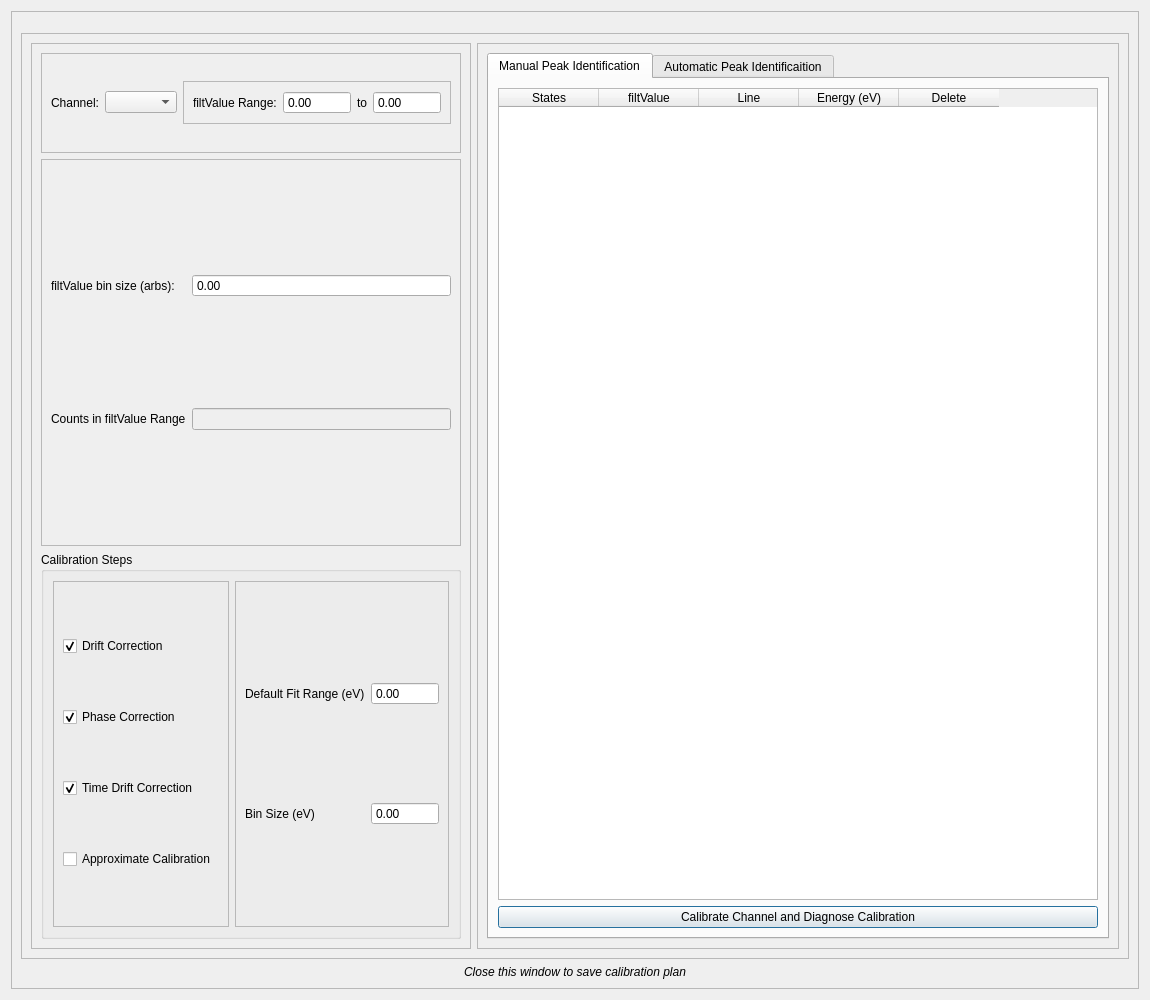
First picture: the form in massGui/ui/ChannelBrowser.ui, repository gmondee/massGui, before the edit.
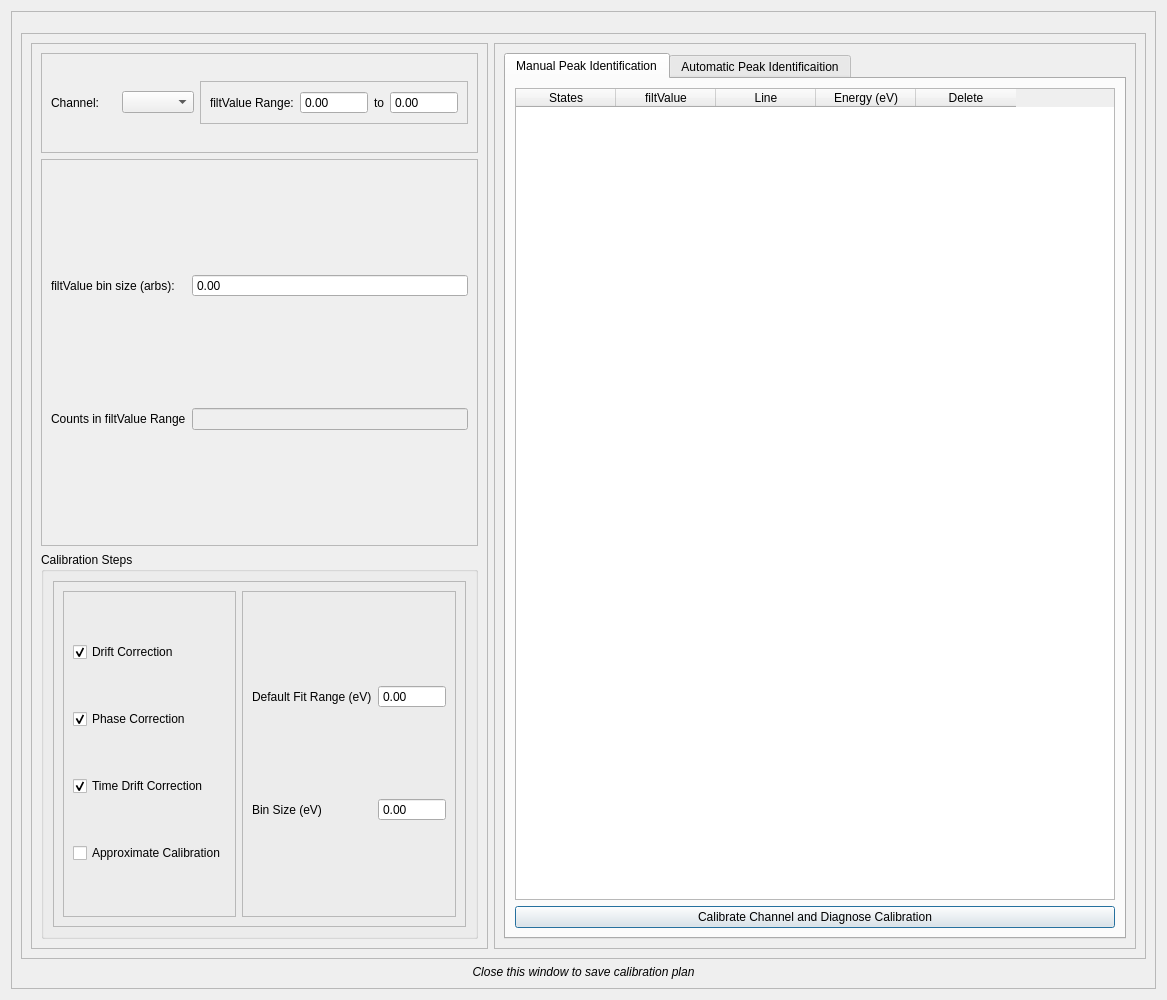
Second picture: the form after the edit. Custom widgets are drawn as their Qt base class.

Commit message: 5lag working for single channel

Patch:
```diff
--- a/massGui/ui/ChannelBrowser.ui
+++ b/massGui/ui/ChannelBrowser.ui
@@ -244,7 +244,16 @@
               <property name="title">
                <string>Calibration Steps</string>
               </property>
-              <layout class="QHBoxLayout" name="horizontalLayout_5">
+              <layout class="QVBoxLayout" name="verticalLayout_9">
+               <item>
+                <widget class="QFrame" name="frame_14">
+                 <property name="frameShape">
+                  <enum>QFrame::StyledPanel</enum>
+                 </property>
+                 <property name="frameShadow">
+                  <enum>QFrame::Raised</enum>
+                 </property>
+                 <layout class="QHBoxLayout" name="horizontalLayout_6">
                <item>
                 <widget class="QFrame" name="frame_8">
                  <property name="minimumSize">
@@ -347,6 +356,9 @@
                     <property name="text">
                      <string>Bin Size (eV)</string>
                     </property>
+                      </widget>
+                     </item>
+                    </layout>
                    </widget>
                   </item>
                  </layout>
```
Lines whose indentation alone changed are shown as unchanged. The commit also changes 3 other files.
